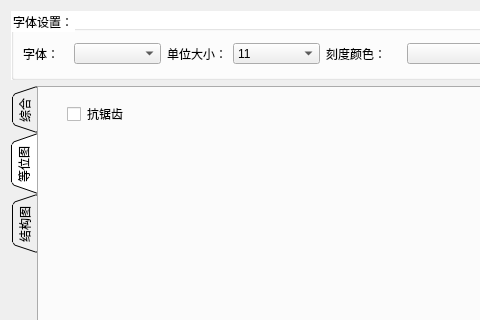
The window that src/DataVisualization/ConfigWidget.ui (BeQuiet1228/FreeCAD) describes before a commit, drawn with Qt 5; both pictures show x 0 to 480 and y 0 to 320 of the 1070 by 841 pixel window.
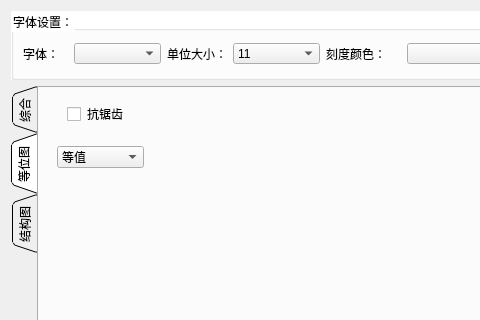
The same window after the commit. The open tabs and pages were chosen to show the change.

What changed in the file:
```diff
--- a/src/DataVisualization/ConfigWidget.ui
+++ b/src/DataVisualization/ConfigWidget.ui
@@ -854,6 +854,31 @@
         <string>抗锯齿</string>
        </property>
       </widget>
+      <widget class="QComboBox" name="comboBox">
+       <property name="geometry">
+        <rect>
+         <x>20</x>
+         <y>60</y>
+         <width>87</width>
+         <height>22</height>
+        </rect>
+       </property>
+       <item>
+        <property name="text">
+         <string>等值</string>
+        </property>
+       </item>
+       <item>
+        <property name="text">
+         <string>等比</string>
+        </property>
+       </item>
+       <item>
+        <property name="text">
+         <string>自定义</string>
+        </property>
+       </item>
+      </widget>
      </widget>
      <widget class="QWidget" name="tab_4">
       <attribute name="title">
```
Left out of the diff: 2 changed lines with no effect on the pictures.
